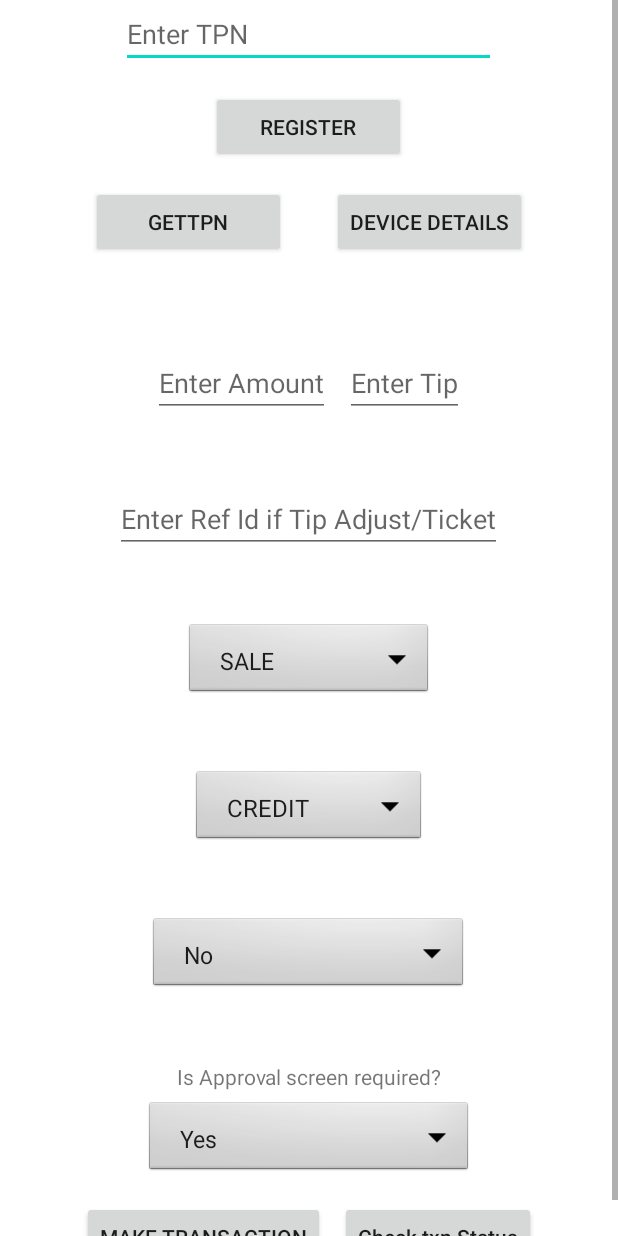
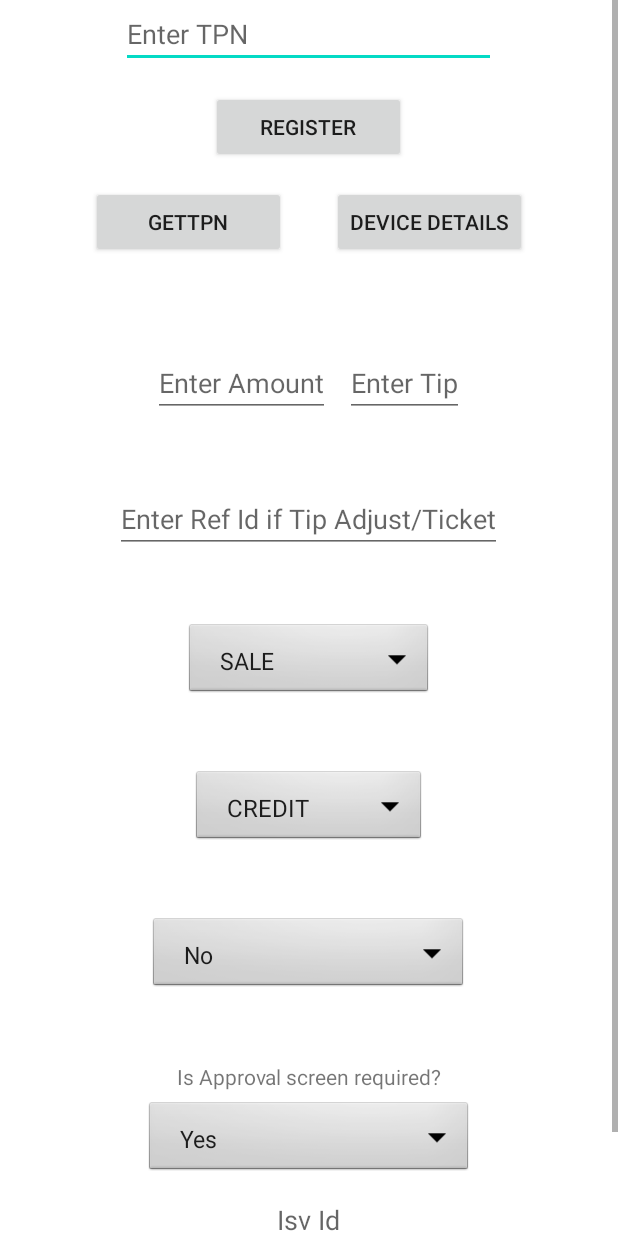
Before and after one commit to dejavoo-integration/DvPayLite-Deeplinking, an Android app: the MainActivity screen opened directly, with no data from a screen before it, on a phone screen of 412 x 824 dp. Run offline under Robolectric (Android 15) with nearby library versions, the phone set to English and light mode, and no system bars; libraries missing offline, so code that uses them is left out: com.denovo.app; 1 statement that could not run was skipped.

Commit message:
Added IsvId tag.

```diff
--- a/app/src/main/res/layout/activity_main.xml
+++ b/app/src/main/res/layout/activity_main.xml
@@ -129,6 +129,16 @@
                 android:entries="@array/ApprovalType"
                 android:padding="15dp" />
 
+            <androidx.appcompat.widget.AppCompatEditText
+                android:id="@+id/edittext_isvId"
+                android:layout_width="wrap_content"
+                android:layout_height="wrap_content"
+                android:layout_gravity="center"
+                android:layout_marginTop="5dp"
+                android:gravity="center"
+                android:hint="Isv Id"
+                android:maxLength="12"/>
+
             <androidx.appcompat.widget.LinearLayoutCompat
                 android:layout_width="wrap_content"
                 android:layout_height="wrap_content"
```
Also changed, not shown: app/src/main/java/com/app/dvpaylitedeeplink/MainActivity.kt (+15 -1 lines).
